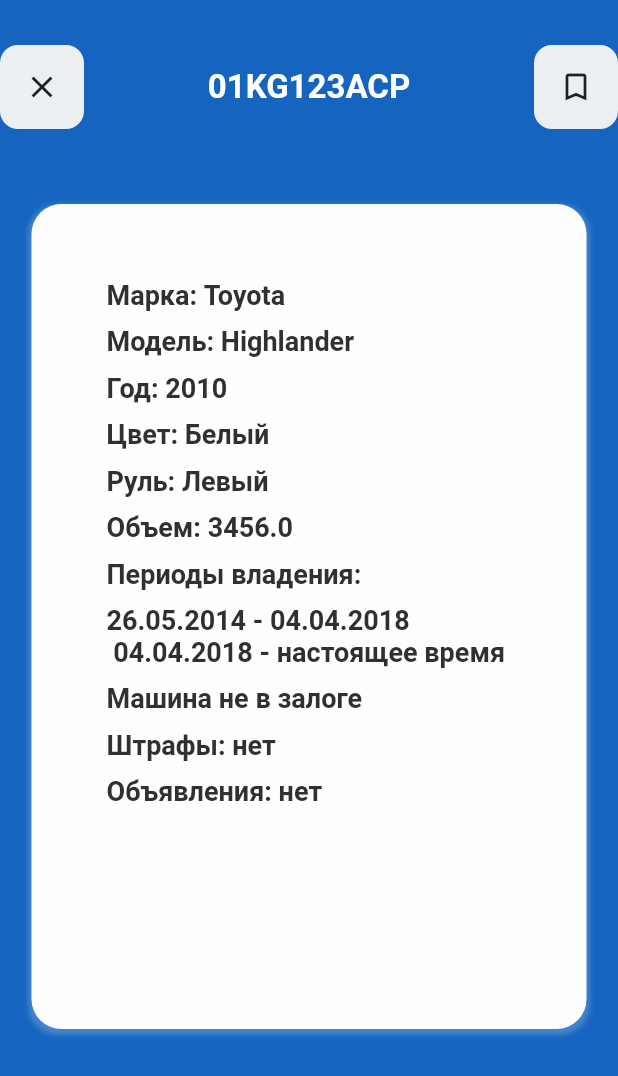
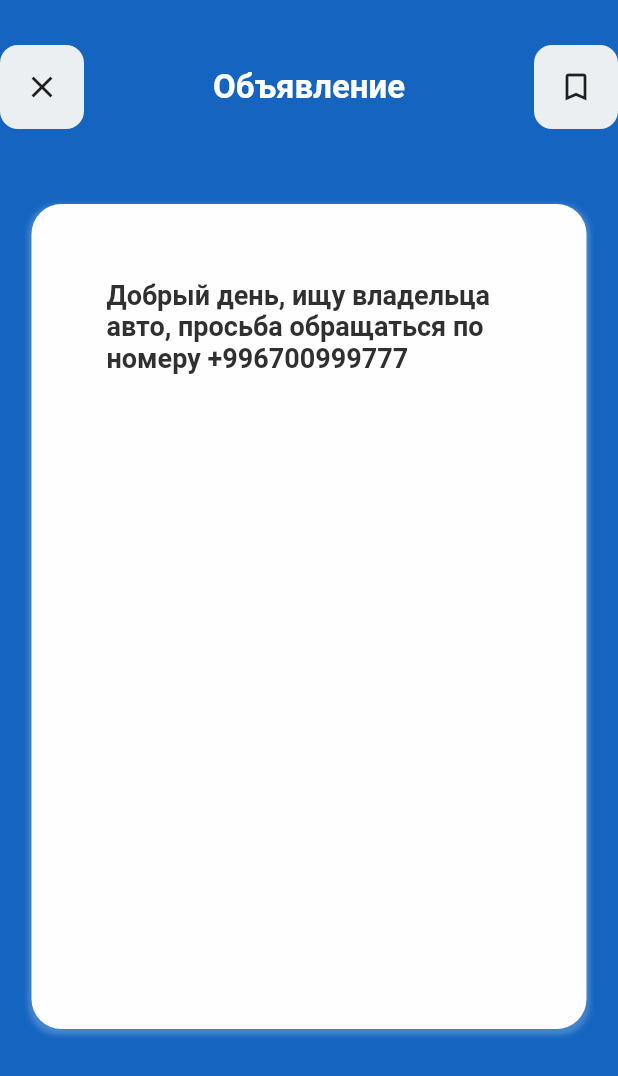
Before and after one commit to TashbaevAzim/flutter_project, a Flutter app: the screen it shows after launch, item 2 of the bottom bar chosen, after a tap on "Ищу владельца авто", on a phone screen of 412 x 824 dp. Shown: the top 1076 px of the screen. Run offline on Flutter 3.47's test engine with Material 2 defaults, Android fonts, the phone set to English and light mode, and no system bars; missing offline and left inert: dart:ffi.

Commit message:
ads details

```diff
--- a/lib/carInfo.dart
+++ b/lib/carInfo.dart
@@ -12,6 +12,8 @@ class CarInfo {
   final bool fines;
   final String periodsOfOwnerships;
   final bool ad;
+  final String adTitle;
+  final String adDescription;
 
   CarInfo (
       { this.govNumber,
@@ -24,7 +26,9 @@ class CarInfo {
         this.pledge,
         this.fines,
         this.periodsOfOwnerships,
-        this.ad
+        this.ad,
+        this.adTitle,
+        this.adDescription
       });
 
   static List<CarInfo> list = [
@@ -39,7 +43,9 @@ class CarInfo {
       pledge: false,
       fines: false,
       periodsOfOwnerships: "26.05.2014 - 04.04.2018 \n 04.04.2018 - настоящее время",
-      ad: false
+      ad: true,
+      adTitle: "Ищу владельца авто",
+      adDescription: "Добрый день, ищу владельца авто, просьба обращаться по номеру +996700999777"
     ),
     CarInfo(
         govNumber: "01KG321ABD",
@@ -52,7 +58,9 @@ class CarInfo {
         pledge: true,
         fines: true,
         periodsOfOwnerships: "26.05.2014 - 04.04.2018 \n 04.04.2018 - настоящее время",
-        ad: true
+        ad: true,
+        adTitle: "Продаю авто",
+        adDescription: "Добрый день, продаю авто! Обращаться по номеру +996700777999"
     )
   ];
 }
--- /dev/null
+++ b/lib/routes/ads_details_page.dart
@@ -0,0 +1,170 @@
+import 'dart:ui';
+
+import 'package:flutter/material.dart';
+import 'package:senior_project/style.dart';
+import 'package:senior_project/carInfo.dart';
+import 'car_details_page.dart';
+
+class AdsDetailsPage extends StatefulWidget {
+  final CarInfo datas;
+  AdsDetailsPage(this.datas);
+
+  @override
+  _AdsDetailsPageState createState() => _AdsDetailsPageState();
+}
+
+class _AdsDetailsPageState extends State<AdsDetailsPage> {
+
+
+  @override
+  Widget build(BuildContext context) {
+    return Scaffold(
+      backgroundColor: Colors.blue[800],
+      body: Column(
+        children: <Widget>[
+          SizedBox(height: 30),
+          Row(
+            mainAxisAlignment: MainAxisAlignment.spaceBetween,
+            children: <Widget>[
+              GestureDetector(
+                onTap: () {
+                  Navigator.of(context).pop();
+                },
+                child: Container(
+                  padding: EdgeInsets.all(16),
+                  decoration: BoxDecoration(
+                    color: kTextLightColor,
+                    borderRadius: BorderRadius.all(Radius.circular(12),
+                    ),
+                  ),
+                  child: Icon(
+                    Icons.clear,
+                    size: 24,
+
+                  ),
+                ),
+              ),
+              Text(
+                  "Объявление",
+                  style: TextStyle(
+                    fontSize: 22,
+                    fontWeight: FontWeight.w600,
+                    color: Colors.white,
+                  )
+              ),
+              Container(
+                padding: EdgeInsets.all(16),
+                decoration: BoxDecoration(
+                  color: kTextLightColor,
+                  borderRadius: BorderRadius.all(Radius.circular(12),
+                  ),
+                ),
+                child: Icon(
+                  Icons.bookmark_border,
+                  size: 24,
+                ),
+              ),
+            ],
+          ),
+          Container(
+            width: 370,
+            height: 550,
+            padding: EdgeInsets.all(50),
+            margin: EdgeInsets.only(top: 50),
+            decoration: BoxDecoration(
+              color: kBackgroundColor,
+              borderRadius: BorderRadius.all(Radius.circular(20)),
+              boxShadow: [
+                BoxShadow(
+                  color: Colors.white.withOpacity(0.2),
+                  spreadRadius: 2,
+                  blurRadius: 2,
+                  offset: Offset(0, 2),
+                ),
+              ],
+            ),
+            child: Column(
+              children: <Widget>[
+                Text("${widget.datas.adDescription}", style: kTitleTextstyle),
+                // ListView.builder(
+                //     itemBuilder: (context, index) {
+                //       return CarContainer(context, index);
+                //     },
+                // ),
+              ],
+            ),
+          )
+        ],
+      ),
+    );
+  }
+}
+
+Container CarContainer(BuildContext context, int index) {
+  List<CarInfo> carList = CarInfo.list;
+
+  return Container(
+    padding: EdgeInsets.all(15),
+    margin: EdgeInsets.only(
+      bottom: 10,
+    ),
+    decoration: BoxDecoration(
+      color: kTextLightColor,
+      borderRadius: BorderRadius.all(Radius.circular(10)),
+      boxShadow: [
+        BoxShadow(
+          color: Colors.grey.withOpacity(0.5),
+          spreadRadius: 3,
+          blurRadius: 5,
+          offset: Offset(0, 3),
+        ),
+      ],
+    ),
+    child: Material(
+      color: Colors.transparent,
+      child: InkWell(
+        onTap: () {
+          Navigator.push(context, MaterialPageRoute(builder: (context) {
+            return CarDetailsPage(carList[index]);
+          }),
+          );
+        },
+        //                            onTap: () {Navigator.of(context).push(MaterialPageRoute (builder: (_) => CarDetailsPage(carList[index]),
+        child: Row(
+          children: <Widget>[
+            Image(
+              width: 65,
+              image: AssetImage("assets/images/carIconCard.png"),
+            ),
+            SizedBox(width: 15),
+            Expanded(
+              child: Column(
+                crossAxisAlignment: CrossAxisAlignment.start,
+                children: <Widget>[
+                  Text(
+                    "Информация об авто",
+                    style: TextStyle(
+                        fontSize: 20,
+                        fontWeight: FontWeight.bold
+                    ),
+                  ),
+                  SizedBox(height: 5),
+                  Text(
+                    "${carList[index].govNumber}",
+                    style: TextStyle(
+                        fontSize: 18
+                    ),
+                  ),
+                ],
+              ),
+            ),
+            Icon(
+                Icons.keyboard_arrow_right,
+                size: 35
+            )
+          ],
+        ),
+      ),
+    ),
+  );
+}
--- a/lib/routes/car_details_page.dart
+++ b/lib/routes/car_details_page.dart
@@ -3,7 +3,6 @@ import 'dart:ui';
 import 'package:flutter/material.dart';
 import 'package:senior_project/style.dart';
 import 'package:senior_project/carInfo.dart';
-import 'package:senior_project/textFieldContainer.dart';
 
 class CarDetailsPage extends StatefulWidget {
   final CarInfo datas;
--- a/lib/routes/searchAdsPage.dart
+++ b/lib/routes/searchAdsPage.dart
@@ -4,7 +4,7 @@ import 'package:flutter/material.dart';
 import 'package:senior_project/carInfo.dart';
 
 import '../style.dart';
-import 'car_details_page.dart';
+import 'ads_details_page.dart';
 
 class SearchAdsPage extends StatefulWidget {
   @override
@@ -66,7 +66,7 @@ class _SearchAdsPageState extends State<SearchAdsPage> {
                         child: Material(
                           color: Colors.transparent,
                           child: InkWell(
-                            onTap: () {Navigator.push(context, MaterialPageRoute(builder: (context){return CarDetailsPage(carAdsList[index]);
+                            onTap: () {Navigator.push(context, MaterialPageRoute(builder: (context){return AdsDetailsPage(carAdsList[index]);
                             }),
                             );
                             },
@@ -78,11 +78,12 @@ class _SearchAdsPageState extends State<SearchAdsPage> {
                                   image: AssetImage("assets/images/carIconCard.png"),
                                 ),
                                 SizedBox(width: 15),
-                                Column(
+                                Expanded(
+                                  child: Column(
                                     crossAxisAlignment: CrossAxisAlignment.start,
                                     children: <Widget>[
                                       Text(
-                                      "Ищу владельца авто",
+                                        "${carAdsList[index].adTitle}",
                                         style: TextStyle(
                                             fontSize: 20,
                                             fontWeight: FontWeight.bold
@@ -97,10 +98,11 @@ class _SearchAdsPageState extends State<SearchAdsPage> {
                                       ),
                                     ],
                                   ),
-                                SizedBox(width: 25),
+                                ),
                                 Icon(
                                     Icons.keyboard_arrow_right,
-                                    size: 35
+                                    size: 35,
+
                                 )
                               ],
                             ),
--- a/lib/routes/search_auto_result.dart
+++ b/lib/routes/search_auto_result.dart
@@ -82,7 +82,8 @@ class SearchAutoResult extends StatelessWidget {
                                 image: AssetImage("assets/images/carIconCard.png"),
                               ),
                               SizedBox(width: 15),
-                              Column(
+                              Expanded(
+                                child: Column(
                                   crossAxisAlignment: CrossAxisAlignment.start,
                                   children: <Widget>[
                                     Text(
@@ -101,7 +102,7 @@ class SearchAutoResult extends StatelessWidget {
                                     ),
                                   ],
                                 ),
-                              SizedBox(width: 25),
+                              ),
                               Icon(
                                 Icons.keyboard_arrow_right,
                                 size: 35
```
Lines whose indentation alone changed are shown as unchanged.
